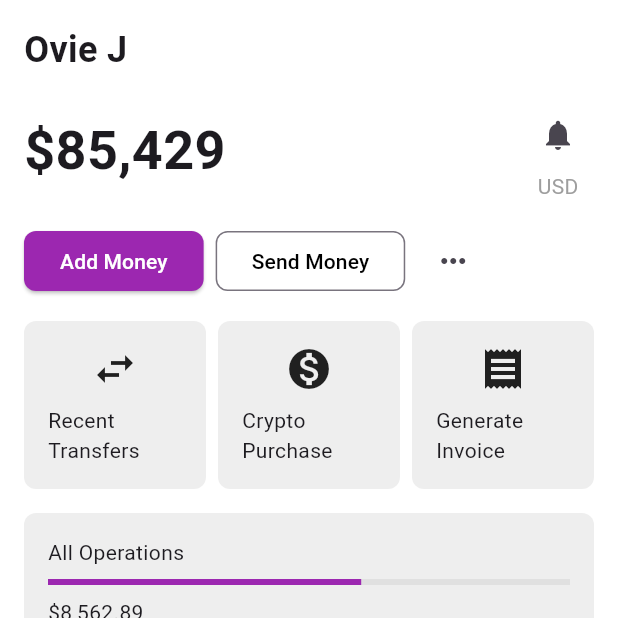
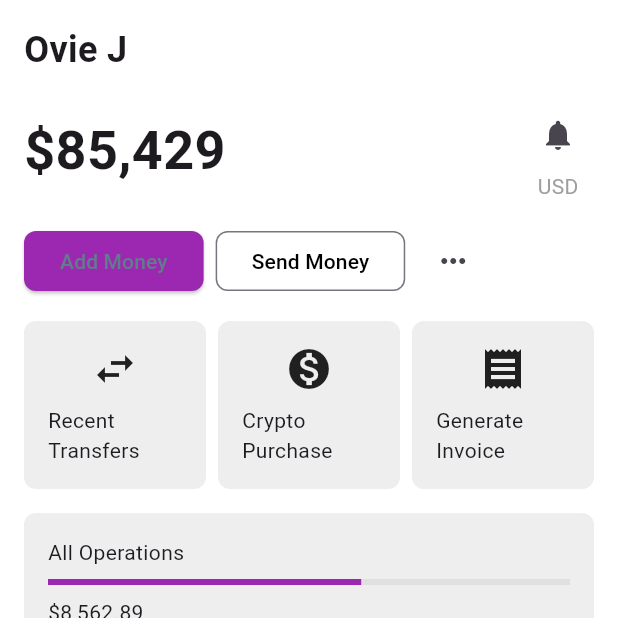
Before and after one commit to Kellytomi/fintech, a Flutter app: the screen it shows after launch, on a phone screen of 412 x 824 dp, the top half of it. Run offline on Flutter 3.47's test engine with Material 3 defaults, Android fonts, the phone set to English and light mode, and no system bars.

Commit message:
First Commit

```diff
--- a/lib/main.dart
+++ b/lib/main.dart
@@ -74,7 +74,7 @@ class HomeScreen extends StatelessWidget {
                         borderRadius: BorderRadius.circular(8),
                       ),
                     ),
-                    child: const Text('Add Money', style: TextStyle(color: Colors.white),),
+                    child: const Text('Add Money', style: TextStyle(color: Colors.blueGrey),),
                   ),
                   const SizedBox(width: 8),
                   OutlinedButton(
```
